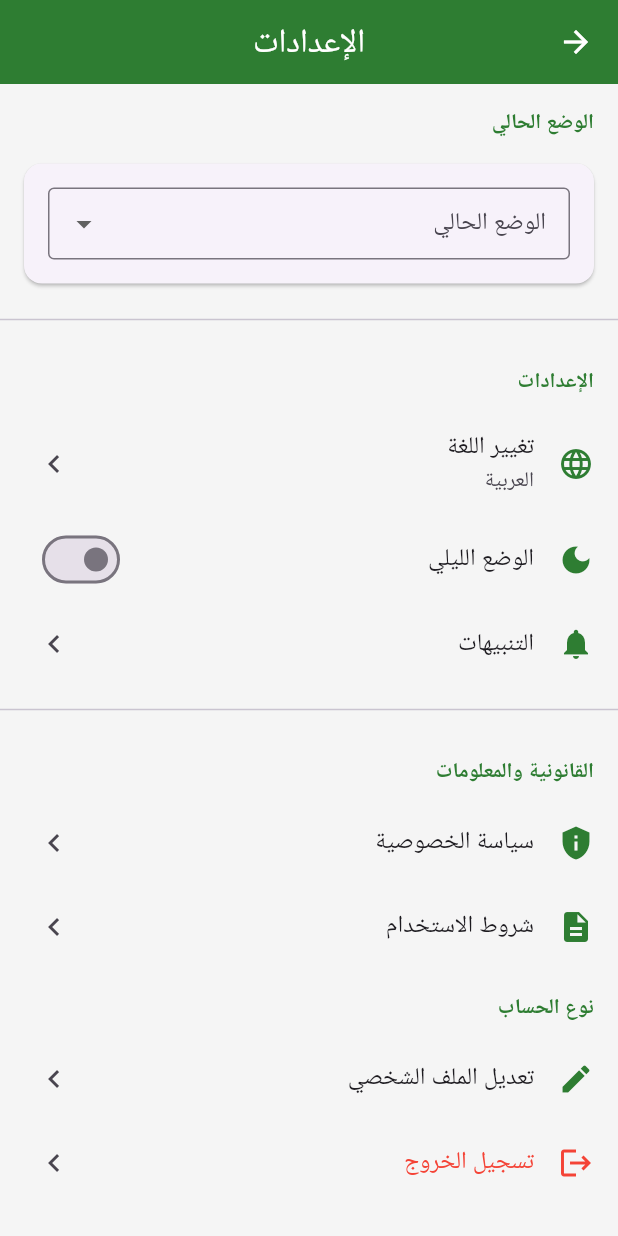
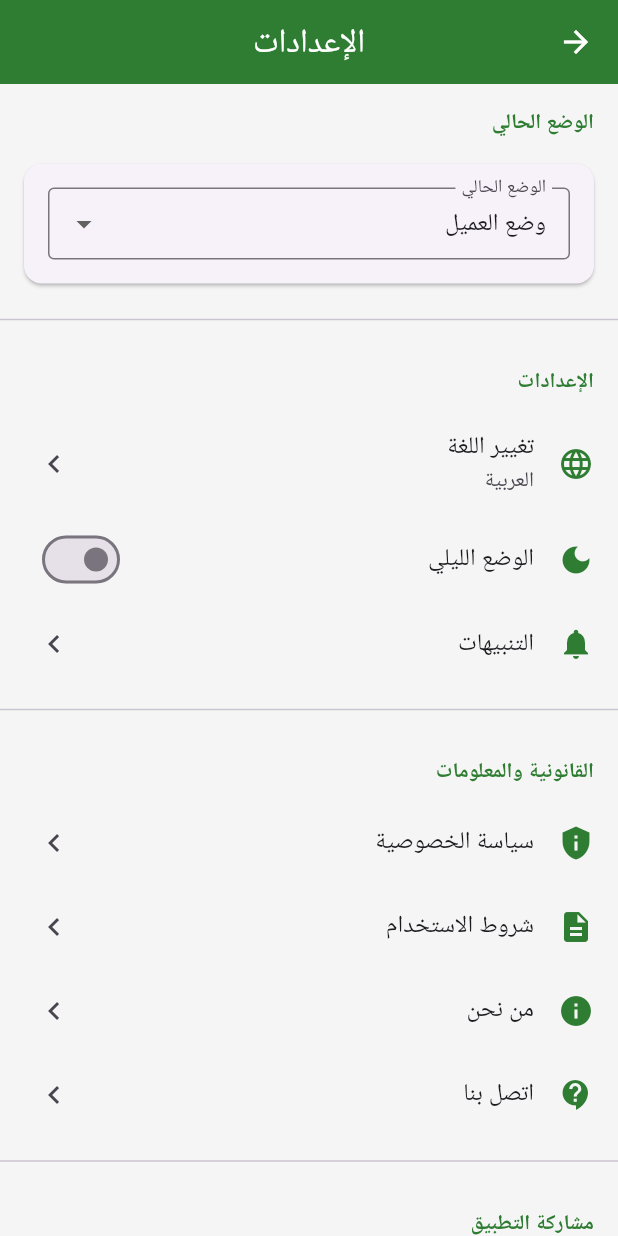
Before and after one commit to azref/elhirafi, a Flutter app: the SettingsScreen screen opened by its route, on a phone screen of 412 x 824 dp. Run offline on Flutter 3.47's test engine with Material 3 defaults, Android fonts, the phone set to English and light mode, and no system bars; our stand-ins replace audioplayers, cloud_firestore, firebase_analytics, firebase_auth, firebase_core, firebase_crashlytics and 6 more; missing offline and left inert: record; accounts and stored records are empty; network calls fail; Roboto replaces fonts that are missing (Cairo).

Commit message:
Update settings_screen.dart

```diff
--- a/lib/screens/main/settings_screen.dart
+++ b/lib/screens/main/settings_screen.dart
@@ -12,8 +12,7 @@ import '../content/privacy_policy_screen.dart';
 import '../content/terms_of_service_screen.dart';
 import '../content/about_us_screen.dart';
 import '../content/contact_us_screen.dart';
-// سنحتاج هذا الملف للانتقال إلى شاشة تعديل الملف الشخصي
-import 'profile_screen.dart';
+import 'profile_screen.dart'; // للانتقال إلى شاشة تعديل الملف الشخصي
 
 class SettingsScreen extends StatefulWidget {
   const SettingsScreen({super.key});
@@ -26,13 +25,12 @@ class _SettingsScreenState extends State<SettingsScreen> {
   bool _isDarkMode = false;
   String _selectedLanguage = 'العربية';
 
-  // دالة لتغيير الوضع الليلي (ملاحظة 3)
+  // دالة لتغيير الوضع الليلي
   void _toggleDarkMode(bool value) {
     setState(() {
       _isDarkMode = value;
     });
     // TODO: هنا يجب أن تضيف الكود الذي يغير السمة فعليًا في التطبيق
-    // على سبيل المثال، باستخدام provider لإدارة السمات.
     ScaffoldMessenger.of(context).showSnackBar(
       SnackBar(content: Text(_isDarkMode ? 'تم تفعيل الوضع الليلي' : 'تم إيقاف الوضع الليلي')),
     );
@@ -43,7 +41,7 @@ class _SettingsScreenState extends State<SettingsScreen> {
     final authProvider = Provider.of<AuthProvider>(context);
     final user = authProvider.user;
 
-    // ملاحظة 4: تغيير اتجاه الشاشة
+    // تغيير اتجاه الشاشة بالكامل
     return Directionality(
       textDirection: TextDirection.rtl,
       child: Scaffold(
@@ -53,9 +51,10 @@ class _SettingsScreenState extends State<SettingsScreen> {
         ),
         body: ListView(
           children: [
+            // إخفاء قسم التحويل للموردين
             if (user != null && user.userType != 'supplier') ...[
               _buildSectionHeader(AppStrings.currentMode),
-              // ملاحظة 1: تحويل الأزرار إلى قائمة منسدلة
+              // استخدام القائمة المنسدلة لتبديل الوضع
               _buildModeDropdown(user, authProvider),
               const Divider(height: 32),
             ],
@@ -67,12 +66,12 @@ class _SettingsScreenState extends State<SettingsScreen> {
               subtitle: _selectedLanguage,
               onTap: () => _showLanguageDialog(),
             ),
-            // ملاحظة 3: تفعيل الوضع الليلي
+            // تفعيل مفتاح الوضع الليلي
             _buildSwitchTile(
               icon: Icons.dark_mode,
               title: AppStrings.darkMode,
               value: _isDarkMode,
-              onChanged: _toggleDarkMode, // الربط بالدالة
+              onChanged: _toggleDarkMode,
             ),
             _buildSettingsTile(
               icon: Icons.notifications,
@@ -82,8 +81,7 @@ class _SettingsScreenState extends State<SettingsScreen> {
             const Divider(height: 32),
 
             _buildSectionHeader('القانونية والمعلومات'),
-            // ... باقي الإعدادات تبقى كما هي
-             _buildSettingsTile(
+            _buildSettingsTile(
               icon: Icons.privacy_tip,
               title: AppStrings.privacyPolicy,
               onTap: () {
@@ -97,11 +95,38 @@ class _SettingsScreenState extends State<SettingsScreen> {
                 Navigator.push(context, MaterialPageRoute(builder: (context) => const TermsOfServiceScreen()));
               },
             ),
-            // ...
+            _buildSettingsTile(
+              icon: Icons.info,
+              title: AppStrings.aboutUs,
+              onTap: () {
+                Navigator.push(context, MaterialPageRoute(builder: (context) => const AboutUsScreen()));
+              },
+            ),
+            _buildSettingsTile(
+              icon: Icons.contact_support,
+              title: AppStrings.contactUs,
+              onTap: () {
+                Navigator.push(context, MaterialPageRoute(builder: (context) => const ContactUsScreen()));
+              },
+            ),
+            const Divider(height: 32),
+
+            _buildSectionHeader('مشاركة التطبيق'),
+            _buildSettingsTile(
+              icon: Icons.share,
+              title: AppStrings.shareApp,
+              onTap: _shareApp,
+            ),
+            _buildSettingsTile(
+              icon: Icons.star,
+              title: AppStrings.rateApp,
+              onTap: _rateApp,
+            ),
+            const Divider(height: 32),
 
             if (user != null) ...[
               _buildSectionHeader(AppStrings.accountType),
-              // ملاحظة 5: تفعيل زر تعديل الملف الشخصي
+              // تفعيل زر تعديل الملف الشخصي
               _buildSettingsTile(
                 icon: Icons.edit,
                 title: AppStrings.editProfile,
@@ -118,10 +143,21 @@ class _SettingsScreenState extends State<SettingsScreen> {
                 textColor: AppColors.errorColor,
                 onTap: () => _showLogoutDialog(authProvider),
               ),
-              // ...
+              _buildSettingsTile(
+                icon: Icons.delete_forever,
+                title: AppStrings.deleteAccount,
+                textColor: AppColors.errorColor,
+                onTap: () => _showDeleteAccountDialog(authProvider),
+              ),
             ],
+
             const SizedBox(height: 32),
-            const Center(child: Text('${AppStrings.version} 1.0.0')),
+            Center(
+              child: Text(
+                '${AppStrings.version} 1.0.0',
+                style: TextStyle(color: Colors.grey[600], fontSize: 12),
+              ),
+            ),
             const SizedBox(height: 16),
           ],
         ),
@@ -129,14 +165,33 @@ class _SettingsScreenState extends State<SettingsScreen> {
     );
   }
 
-  // الدالة الجديدة للقائمة المنسدلة (ملاحظة 1)
+  Widget _buildSectionHeader(String title) {
+    return Padding(
+      padding: const EdgeInsets.fromLTRB(16, 16, 16, 8),
+      child: Text(
+        title,
+        style: const TextStyle(
+          fontSize: 14,
+          fontWeight: FontWeight.bold,
+          color: AppColors.primaryColor,
+        ),
+      ),
+    );
+  }
+
+  // الدالة الجديدة للقائمة المنسدلة
   Widget _buildModeDropdown(UserModel user, AuthProvider authProvider) {
+    // التأكد من أن القيمة الحالية موجودة في القائمة
+    String? dropdownValue = (user.userType == AppStrings.client || user.userType == AppStrings.craftsman)
+        ? user.userType
+        : AppStrings.client;
+
     return Card(
       margin: const EdgeInsets.symmetric(horizontal: 16, vertical: 8),
       child: Padding(
         padding: const EdgeInsets.all(16),
         child: DropdownButtonFormField<String>(
-          value: user.userType,
+          value: dropdownValue,
           decoration: const InputDecoration(
             labelText: 'الوضع الحالي',
             border: OutlineInputBorder(),
@@ -151,23 +206,6 @@ class _SettingsScreenState extends State<SettingsScreen> {
               _switchMode(newValue, authProvider);
             }
           },
-        ),
-      ),
-    );
-  }
-
-  // ... باقي الدوال المساعدة تبقى كما هي
-  // _buildSectionHeader, _buildSettingsTile, _buildSwitchTile, _showLanguageDialog, etc.
-
-   Widget _buildSectionHeader(String title) {
-    return Padding(
-      padding: const EdgeInsets.fromLTRB(16, 16, 16, 8),
-      child: Text(
-        title,
-        style: const TextStyle(
-          fontSize: 14,
-          fontWeight: FontWeight.bold,
-          color: AppColors.primaryColor,
         ),
       ),
     );
@@ -201,17 +239,15 @@ class _SettingsScreenState extends State<SettingsScreen> {
     required bool value,
     required ValueChanged<bool> onChanged,
   }) {
-    return ListTile(
-      leading: Icon(icon, color: AppColors.primaryColor),
+    return SwitchListTile(
+      secondary: Icon(icon, color: AppColors.primaryColor),
       title: Text(
         title,
         style: const TextStyle(fontWeight: FontWeight.w500),
       ),
-      trailing: Switch(
-        value: value,
-        onChanged: onChanged,
-        activeColor: AppColors.primaryColor,
-      ),
+      value: value,
+      onChanged: onChanged,
+      activeColor: AppColors.primaryColor,
     );
   }
 
@@ -228,7 +264,9 @@ class _SettingsScreenState extends State<SettingsScreen> {
               value: 'العربية',
               groupValue: _selectedLanguage,
               onChanged: (value) {
-                setState(() => _selectedLanguage = value!);
+                if (value != null) {
+                  setState(() => _selectedLanguage = value);
+                }
                 Navigator.pop(context);
               },
             ),
@@ -270,8 +308,21 @@ class _SettingsScreenState extends State<SettingsScreen> {
     return '';
   }
 
+  void _shareApp() {
+    Share.share(
+      'تطبيق الصانع الحرفي - منصة ربط الحرفيين بأصحاب المشاريع\nhttps://play.google.com/store/apps/details?id=com.elsane3.app',
+    );
+  }
+
+  void _rateApp() async {
+    final url = Uri.parse('https://play.google.com/store/apps/details?id=com.elsane3.app');
+    if (await canLaunchUrl(url)) {
+      await launchUrl(url, mode: LaunchMode.externalApplication);
+    }
+  }
+
   void _showLogoutDialog(AuthProvider authProvider) {
-     showDialog(
+    showDialog(
       context: context,
       builder: (context) => AlertDialog(
         title: const Text(AppStrings.logout),
@@ -293,4 +344,31 @@ class _SettingsScreenState extends State<SettingsScreen> {
       ),
     );
   }
+
+  void _showDeleteAccountDialog(AuthProvider authProvider) {
+    showDialog(
+      context: context,
+      builder: (context) => AlertDialog(
+        title: const Text(AppStrings.deleteAccount),
+        content: const Text(AppStrings.confirmDeleteAccount),
+        actions: [
+          TextButton(
+            onPressed: () => Navigator.pop(context),
+            child: const Text(AppStrings.cancel),
+          ),
+          ElevatedButton(
+            onPressed: () async {
+              // TODO: Implement account deletion
+              Navigator.pop(context);
+              ScaffoldMessenger.of(context).showSnackBar(
+                const SnackBar(content: Text(AppStrings.accountDeleted)),
+              );
+            },
+            style: ElevatedButton.styleFrom(backgroundColor: AppColors.errorColor),
+            child: const Text(AppStrings.delete),
+          ),
+        ],
+      ),
+    );
+  }
 }
```
